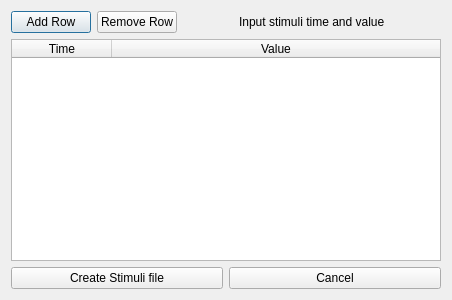
This is src/ui/create_stimuli.ui in pfechd/jabe as Qt 5 draws it before an edit. The edited form follows.
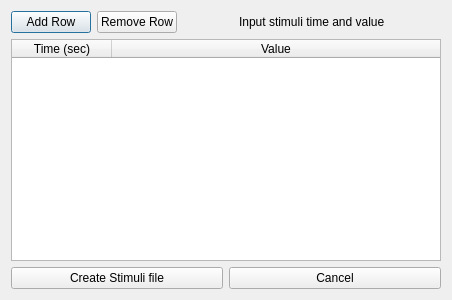
This is the edited form.

Commit message: Added text to table in create_stimuli.ui

What changed in the file:
```diff
--- a/src/ui/create_stimuli.ui
+++ b/src/ui/create_stimuli.ui
@@ -84,7 +84,7 @@
      </attribute>
      <column>
       <property name="text">
-       <string>Time</string>
+       <string>Time (sec)</string>
       </property>
      </column>
      <column>
```
